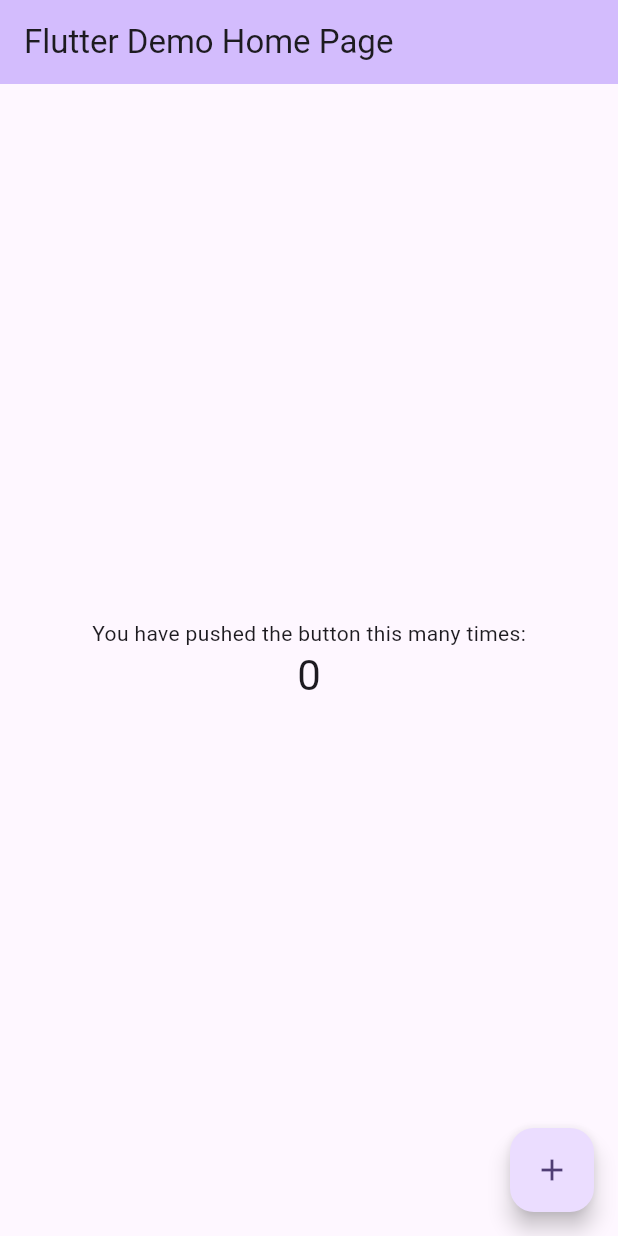
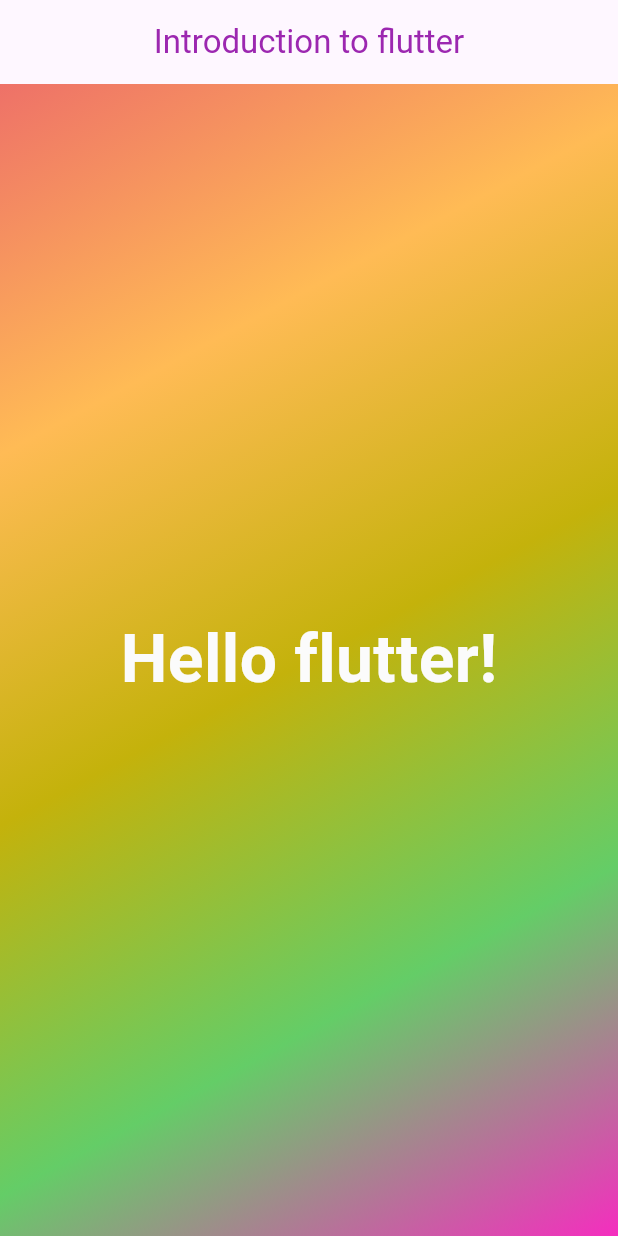
Before and after one commit to Ern-est/intro_to_flutter, a Flutter app: the screen it shows after launch, on a phone screen of 412 x 824 dp. Run offline on Flutter 3.47's test engine with Material 3 defaults, Android fonts, the phone set to English and light mode, and no system bars.

Commit message:
second commit

```diff
--- a/lib/main.dart
+++ b/lib/main.dart
@@ -1,122 +1,45 @@
 import 'package:flutter/material.dart';
+import 'package:intro_to_flutter/pages/gradient_decoration.dart';
 
 void main() {
-  runApp(const MyApp());
+  runApp(MyApp());
 }
 
 class MyApp extends StatelessWidget {
-  const MyApp({super.key});
-
-  // This widget is the root of your application.
   @override
   Widget build(BuildContext context) {
     return MaterialApp(
-      title: 'Flutter Demo',
-      theme: ThemeData(
-        // This is the theme of your application.
-        //
-        // TRY THIS: Try running your application with "flutter run". You'll see
-        // the application has a purple toolbar. Then, without quitting the app,
-        // try changing the seedColor in the colorScheme below to Colors.green
-        // and then invoke "hot reload" (save your changes or press the "hot
-        // reload" button in a Flutter-supported IDE, or press "r" if you used
-        // the command line to start the app).
-        //
-        // Notice that the counter didn't reset back to zero; the application
-        // state is not lost during the reload. To reset the state, use hot
-        // restart instead.
-        //
-        // This works for code too, not just values: Most code changes can be
-        // tested with just a hot reload.
-        colorScheme: ColorScheme.fromSeed(seedColor: Colors.deepPurple),
-      ),
-      home: const MyHomePage(title: 'Flutter Demo Home Page'),
+      debugShowCheckedModeBanner: false,
+      home: GradientBackgroundScreen(),
     );
   }
 }
 
-class MyHomePage extends StatefulWidget {
-  const MyHomePage({super.key, required this.title});
-
-  // This widget is the home page of your application. It is stateful, meaning
-  // that it has a State object (defined below) that contains fields that affect
-  // how it looks.
-
-  // This class is the configuration for the state. It holds the values (in this
-  // case the title) provided by the parent (in this case the App widget) and
-  // used by the build method of the State. Fields in a Widget subclass are
-  // always marked "final".
-
-  final String title;
-
-  @override
-  State<MyHomePage> createState() => _MyHomePageState();
-}
-
-class _MyHomePageState extends State<MyHomePage> {
-  int _counter = 0;
-
-  void _incrementCounter() {
-    setState(() {
-      // This call to setState tells the Flutter framework that something has
-      // changed in this State, which causes it to rerun the build method below
-      // so that the display can reflect the updated values. If we changed
-      // _counter without calling setState(), then the build method would not be
-      // called again, and so nothing would appear to happen.
-      _counter++;
-    });
-  }
-
+class GradientBackgroundScreen extends StatelessWidget {
   @override
   Widget build(BuildContext context) {
-    // This method is rerun every time setState is called, for instance as done
-    // by the _incrementCounter method above.
-    //
-    // The Flutter framework has been optimized to make rerunning build methods
-    // fast, so that you can just rebuild anything that needs updating rather
-    // than having to individually change instances of widgets.
     return Scaffold(
       appBar: AppBar(
-        // TRY THIS: Try changing the color here to a specific color (to
-        // Colors.amber, perhaps?) and trigger a hot reload to see the AppBar
-        // change color while the other colors stay the same.
-        backgroundColor: Theme.of(context).colorScheme.inversePrimary,
-        // Here we take the value from the MyHomePage object that was created by
-        // the App.build method, and use it to set our appbar title.
-        title: Text(widget.title),
-      ),
-      body: Center(
-        // Center is a layout widget. It takes a single child and positions it
-        // in the middle of the parent.
-        child: Column(
-          // Column is also a layout widget. It takes a list of children and
-          // arranges them vertically. By default, it sizes itself to fit its
-          // children horizontally, and tries to be as tall as its parent.
-          //
-          // Column has various properties to control how it sizes itself and
-          // how it positions its children. Here we use mainAxisAlignment to
-          // center the children vertically; the main axis here is the vertical
-          // axis because Columns are vertical (the cross axis would be
-          // horizontal).
-          //
-          // TRY THIS: Invoke "debug painting" (choose the "Toggle Debug Paint"
-          // action in the IDE, or press "p" in the console), to see the
-          // wireframe for each widget.
-          mainAxisAlignment: MainAxisAlignment.center,
-          children: <Widget>[
-            const Text('You have pushed the button this many times:'),
-            Text(
-              '$_counter',
-              style: Theme.of(context).textTheme.headlineMedium,
-            ),
-          ],
+        title: Center(
+          child: Text(
+            "Introduction to flutter",
+            style: TextStyle(color: Colors.purple),
+          ),
         ),
       ),
-      floatingActionButton: FloatingActionButton(
-        onPressed: _incrementCounter,
-        tooltip: 'Increment',
-        child: const Icon(Icons.add),
-      ), // This trailing comma makes auto-formatting nicer for build methods.
+      body: Container(
+        decoration: getGradientBackground(), // Use the imported method
+        child: Center(
+          child: Text(
+            'Hello flutter!',
+            style: TextStyle(
+              fontWeight: FontWeight.bold,
+              fontSize: 44,
+              color: const Color.fromARGB(255, 251, 251, 251),
+            ),
+          ),
+        ),
+      ),
     );
   }
 }
--- /dev/null
+++ b/lib/pages/gradient_decoration.dart
@@ -0,0 +1,18 @@
+import 'package:flutter/material.dart';
+
+BoxDecoration getGradientBackground() {
+  return BoxDecoration(
+    gradient: LinearGradient(
+      colors: [
+        const Color.fromARGB(255, 238, 113, 104), // First color
+        const Color.fromARGB(255, 255, 187, 85), // Second color
+        const Color.fromARGB(255, 196, 178, 11), // Third color
+        const Color.fromARGB(255, 100, 205, 103), // Fourth color
+        const Color.fromARGB(255, 245, 45, 191), // Fifth color
+      ],
+      begin: Alignment.topLeft, // Start from the top-left
+      end: Alignment.bottomRight, // End at the bottom-right
+      tileMode: TileMode.clamp, // Tile the gradient
+    ),
+  );
+}
```
Also changed, not shown: flutter_01.png (added), 1 other file.
